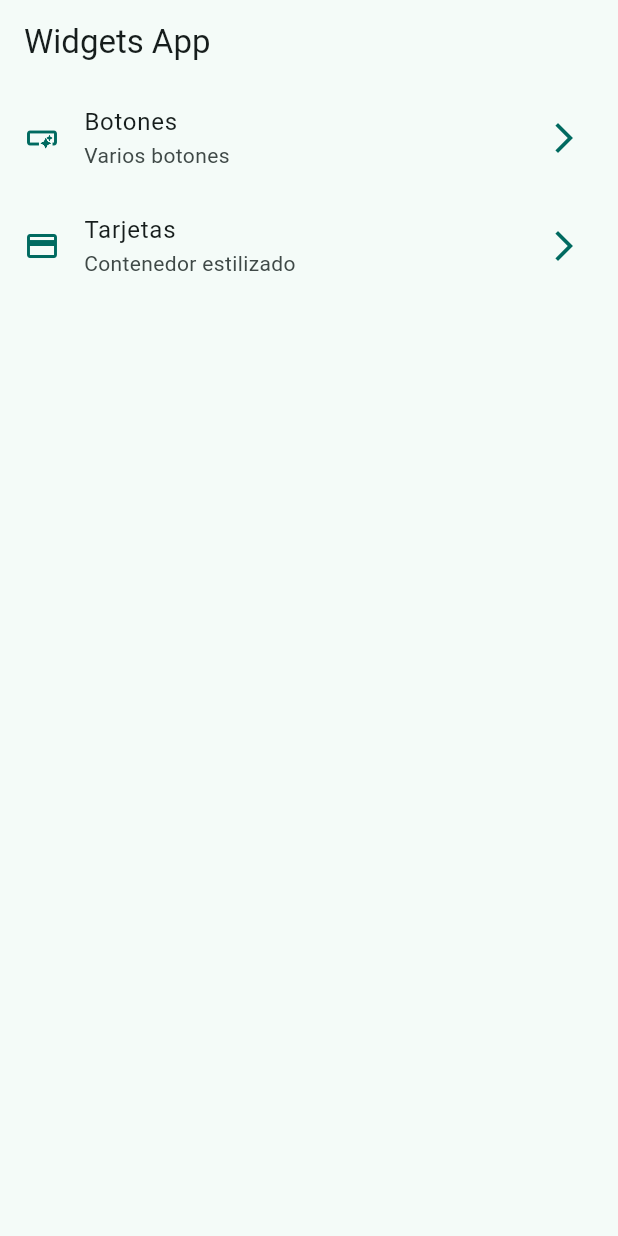
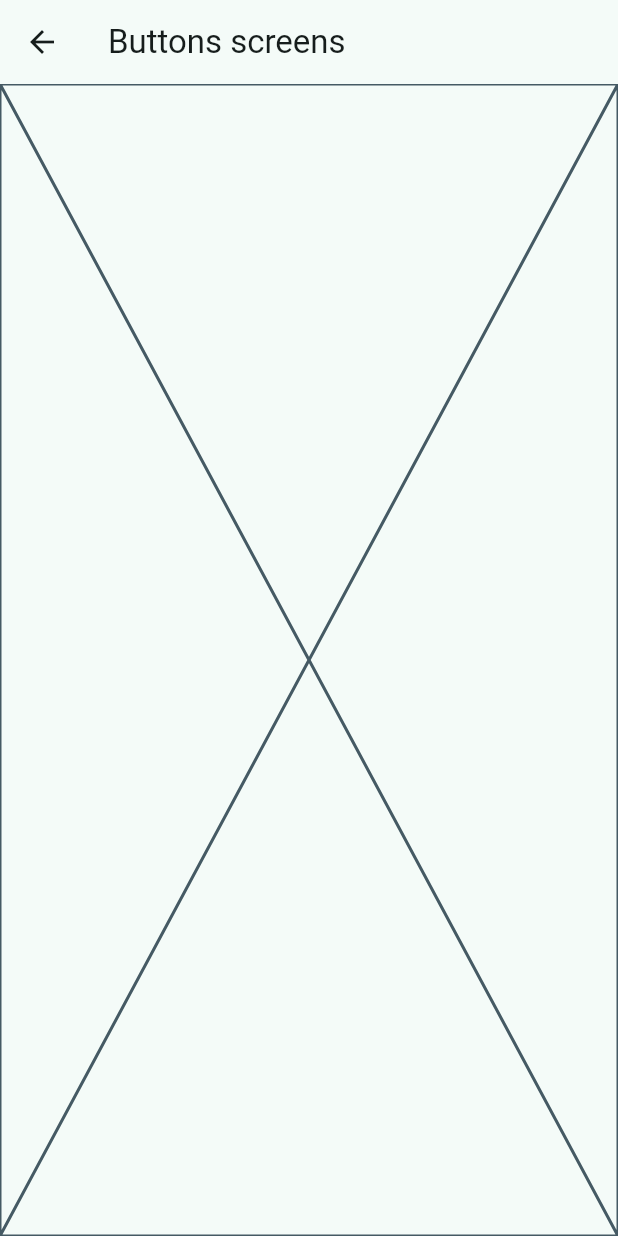
Before and after one commit to MiguelHG2351/widget-app, a Flutter app: the screen it shows after launch, after a tap on "Botones", on a phone screen of 412 x 824 dp. Run offline on Flutter 3.47's test engine with Material 3 defaults, Android fonts, the phone set to English and light mode, and no system bars.

```diff
--- a/lib/config/theme/menu/menu_item.dart
+++ b/lib/config/theme/menu/menu_item.dart
@@ -24,7 +24,7 @@ const appMenuItems = <MenuItem>[
   MenuItem(
     title: 'Tarjetas',
     subTitle: 'Contenedor estilizado',
-    link: '/card',
+    link: '/cards',
     icon: Icons.credit_card
   ),
 ];
--- a/lib/main.dart
+++ b/lib/main.dart
@@ -1,5 +1,7 @@
 import 'package:flutter/material.dart';
 import 'package:widgets_app/config/theme/app_theme.dart';
+import 'package:widgets_app/presentation/screens/buttons/buttons_screen.dart';
+import 'package:widgets_app/presentation/screens/cards/cards_screen.dart';
 import 'package:widgets_app/presentation/screens/home/home_screen.dart';
 
 void main() {
@@ -15,6 +17,10 @@ class MainApp extends StatelessWidget {
       debugShowCheckedModeBanner: false,
       theme: AppTheme(selectedColor: 1).getTheme(),
       home: const HomeScreen(),
+      routes: {
+        '/buttons': (context) => const ButtonsScreen(),
+        '/cards': (context) => const CardsScreen(),
+      },
     );
   }
 }
--- /dev/null
+++ b/lib/presentation/screens/buttons/buttons_screen.dart
@@ -0,0 +1,15 @@
+import 'package:flutter/material.dart';
+
+class ButtonsScreen extends StatelessWidget {
+  const ButtonsScreen({super.key});
+
+  @override
+  Widget build(BuildContext context) {
+    return Scaffold(
+      appBar: AppBar(
+        title: const Text('Buttons screens'),
+      ),
+      body: const Placeholder()
+    );
+  }
+}
--- a/lib/presentation/screens/home/home_screen.dart
+++ b/lib/presentation/screens/home/home_screen.dart
@@ -47,7 +47,7 @@ class _CustomListTile extends StatelessWidget {
       leading: Icon(menu.icon, color: colors.primary,),
       trailing: Icon(Icons.arrow_forward_ios, color: colors.primary,),
       onTap: () {
-
+        Navigator.pushNamed(context, menu.link);
       },
     );
   }
```
Also changed, not shown: lib/presentation/screens/cards/cards_screen.dart (added, +15 -0 lines).
